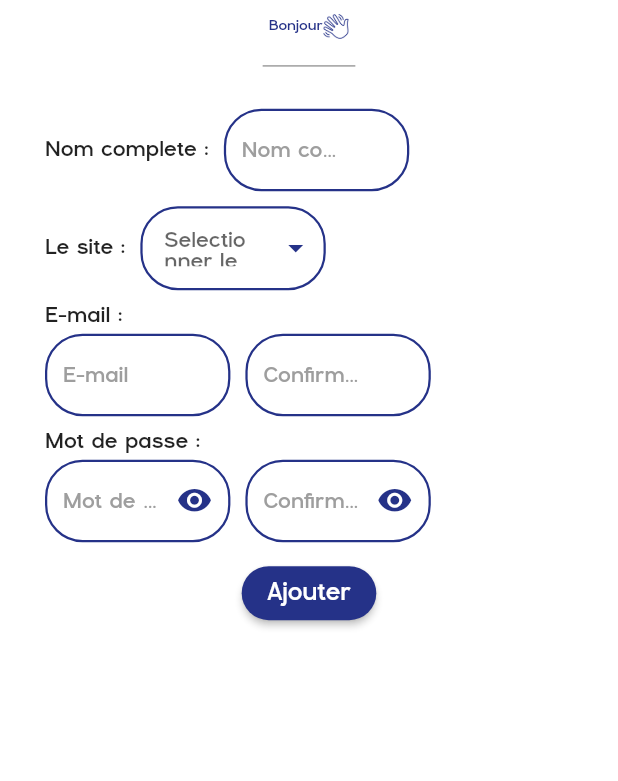
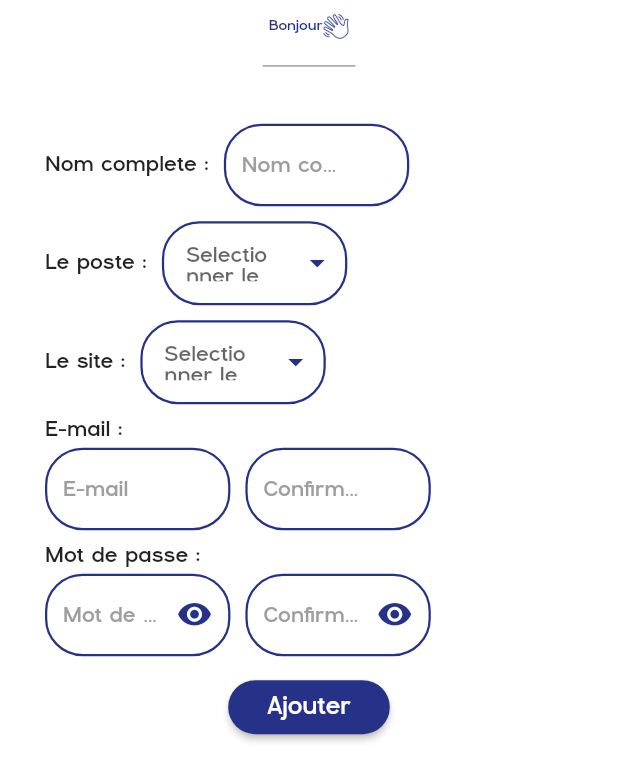
Before and after one commit to badrafyf77/sews_projet, a Flutter app: the AddUserWidget widget shown alone on an empty page, opened directly with empty values, on a phone screen of 412 x 824 dp. Shown: the top 781 px of the screen. Run offline on Flutter 3.47's test engine with Material 2 defaults, Android fonts, the phone set to English and light mode, and no system bars; our stand-ins replace bloc, calendar_date_picker2, connectivity_plus, dropdown_button2, file_picker, flutter_bloc and 6 more; missing offline and left inert: bitsdojo_window, encrypt, excel, firedart, side_navigation.

```diff
--- a/lib/main.dart
+++ b/lib/main.dart
@@ -30,7 +30,6 @@ const projectId = 'sews-projet';
 
 void main() async {
   Firestore.initialize(projectId);
-
   runApp(const MyApp());
   doWhenWindowReady(() {
     const initialSize = Size(800, 550);
--- a/lib/views/pages/edit_user.dart
+++ b/lib/views/pages/edit_user.dart
@@ -10,7 +10,6 @@ import 'package:sews_projet/model/models/models.dart';
 import 'package:sews_projet/model/services/auth_api.dart';
 import 'package:sews_projet/model/services/connectivity.dart';
 import 'package:sews_projet/model/services/encrypt.dart';
-import 'package:sews_projet/views/pages/setting.dart';
 import 'package:sews_projet/views/widgets/button.dart';
 import 'package:sews_projet/views/widgets/custom_appbar.dart';
 import 'package:sews_projet/views/widgets/drop_down_field.dart';
@@ -84,7 +83,7 @@ class _EditUserState extends State<EditUser> {
                           context, 'Pas de connexion internet', Colors.grey);
                     }
                   } else {
-                    Get.off(()=> const SettingPage());
+                    Get.back();
                   }
                 },
                 icon: const Icon(Icons.arrow_back),
--- a/lib/views/pages/setting.dart
+++ b/lib/views/pages/setting.dart
@@ -151,8 +151,6 @@ class _SettingPageState extends State<SettingPage> {
                     },
                   ),
                 ),
-
-                /// Make it take the rest of the available width
                 Expanded(
                   child: views.elementAt(selectedIndex),
                 )
@@ -233,15 +231,22 @@ class _ManageUsersState extends State<ManageUsers> {
                         return MouseRegion(
                           cursor: SystemMouseCursors.click,
                           child: GestureDetector(
-                            onTap: () {
-                              Get.to(
+                            onTap: () async {
+                              await Get.to(
                                 () => EditUser(
                                   displayName: usersList[index].displayName,
                                   site: usersList[index].site,
                                 ),
                                 arguments: usersList[index],
                                 transition: Transition.rightToLeft,
-                              );
+                              )!
+                                  .then((_) {
+                                setState(() {});
+                                Future.delayed(
+                                    const Duration(milliseconds: 500), () {
+                                  setState(() {});
+                                });
+                              });
                             },
                             child: (usersList[index].displayName != 'admin')
                                 ? Column(
@@ -328,10 +333,15 @@ class _AddUserWidgetState extends State<AddUserWidget> {
       'Site Berrechid 2',
       'Site Ain Sebaa',
     ];
+    final List<String> postItems = [
+      'Directeur general',
+      'Employé',
+    ];
 
     String? selectedSite;
+    String? selectedPost;
 
-    return Column(
+    return ListView(
       children: [
         Row(
           mainAxisAlignment: MainAxisAlignment.center,
@@ -353,11 +363,15 @@ class _AddUserWidgetState extends State<AddUserWidget> {
         ),
         Padding(
           padding: const EdgeInsets.all(8.0),
-          child:
-              SizedBox(width: widget.size.width * 0.15, child: const MyLine()),
+          child: UnconstrainedBox(
+            child: SizedBox(
+              width: widget.size.width * 0.15,
+              child: const MyLine(),
+            ),
+          ),
         ),
         Padding(
-          padding: const EdgeInsets.only(right: 30, left: 30, top: 20),
+          padding: const EdgeInsets.all(30),
           child: Form(
             key: formKey,
             child: Column(
@@ -379,6 +393,32 @@ class _AddUserWidgetState extends State<AddUserWidget> {
                           },
                           label: 'Nom complete',
                           controller: controller),
+                    ),
+                  ],
+                ),
+                const SizedBox(
+                  height: 10,
+                ),
+                Row(
+                  children: [
+                    const Text('Le poste :'),
+                    const SizedBox(
+                      width: 10,
+                    ),
+                    SizedBox(
+                      width: widget.size.width * 0.3,
+                      child: MyDropDownField(
+                          validator: (value) {
+                            if (value == null) {
+                              return 'Veuillez choisir une option.';
+                            }
+                            return null;
+                          },
+                          onChanged: (value) {
+                            selectedPost = value;
+                          },
+                          items: postItems,
+                          hintText: 'Selectionner le poste'),
                     ),
                   ],
                 ),
@@ -566,7 +606,9 @@ class _AddUserWidgetState extends State<AddUserWidget> {
                       }
                     }
                   },
-                    textButton: 'Ajouter')
+                  textButton: 'Ajouter',
+                  padding: 10,
+                )
               ],
             ),
           ),
```
Lines whose indentation alone changed are shown as unchanged.
